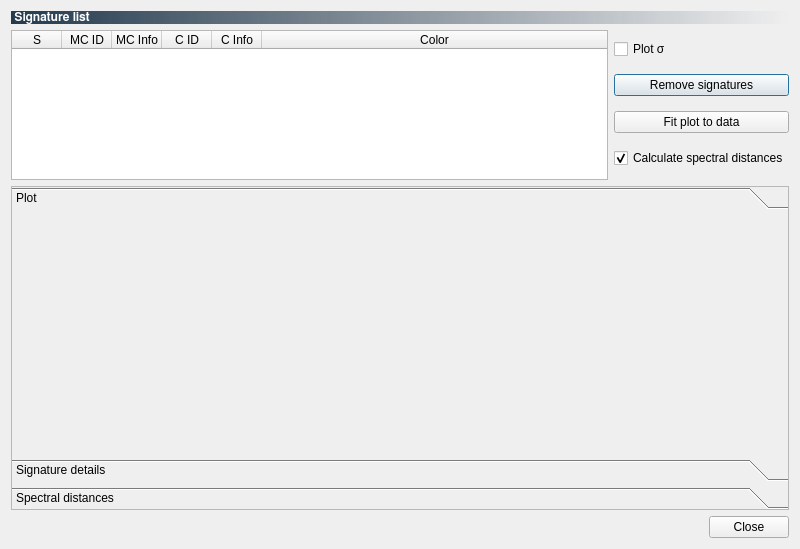
First picture: the form in ui/ui_semiautomaticclassificationplugin_signature_plot.ui, repository semiautomaticgit/SemiAutomaticClassificationPlugin, before the edit.
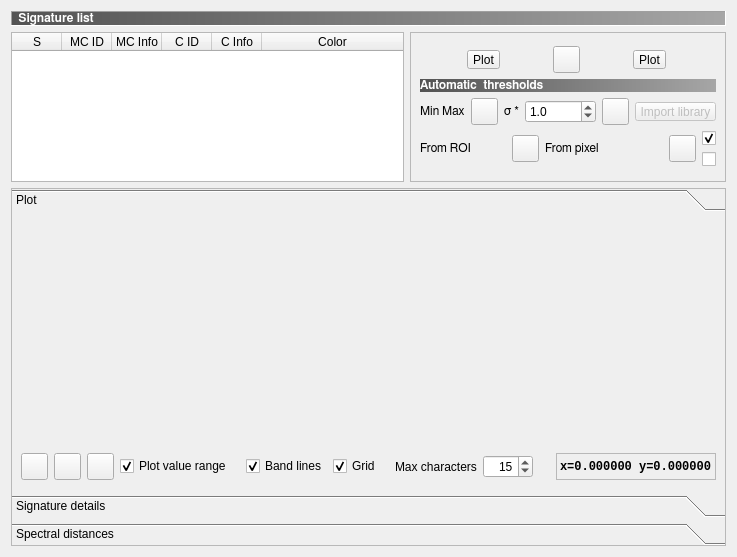
Second picture: the form after the edit. Icons and pictures are not drawn. Custom widgets are drawn as their Qt base class.

Patch:
```diff
--- a/ui/ui_semiautomaticclassificationplugin_signature_plot.ui
+++ b/ui/ui_semiautomaticclassificationplugin_signature_plot.ui
@@ -6,8 +6,8 @@
    <rect>
     <x>0</x>
     <y>0</y>
-    <width>800</width>
-    <height>549</height>
+    <width>737</width>
+    <height>557</height>
    </rect>
   </property>
   <property name="sizePolicy">
@@ -23,153 +23,553 @@
    <iconset resource="resources.qrc">
     <normaloff>:/plugins/semiautomaticclassificationplugin/semiautomaticclassificationplugin.png</normaloff>:/plugins/semiautomaticclassificationplugin/semiautomaticclassificationplugin.png</iconset>
   </property>
-  <layout class="QGridLayout" name="gridLayout_7">
+  <layout class="QGridLayout" name="gridLayout_21">
    <item row="0" column="0">
-    <layout class="QGridLayout" name="gridLayout_4">
-     <item row="0" column="0">
-      <widget class="QLabel" name="label_25">
-       <property name="font">
-        <font>
-         <family>FreeSans</family>
-         <weight>75</weight>
-         <bold>true</bold>
-        </font>
-       </property>
-       <property name="styleSheet">
-        <string notr="true">background-color : qlineargradient(spread:pad, x1:0, y1:0, x2:1, y2:0, stop:0 #243a4e, stop:1 rgba(0, 0, 0, 0)); color : white</string>
-       </property>
-       <property name="frameShape">
-        <enum>QFrame::NoFrame</enum>
-       </property>
-       <property name="frameShadow">
-        <enum>QFrame::Sunken</enum>
-       </property>
-       <property name="text">
-        <string> Signature list</string>
-       </property>
-       <property name="alignment">
-        <set>Qt::AlignLeading|Qt::AlignLeft|Qt::AlignVCenter</set>
-       </property>
-      </widget>
+    <layout class="QGridLayout" name="gridLayout_5">
+     <item row="1" column="0">
+      <layout class="QGridLayout" name="gridLayout_16">
+       <item row="1" column="0" colspan="2">
+        <layout class="QGridLayout" name="gridLayout_2">
+         <item row="0" column="0">
+          <widget class="QTableWidget" name="signature_list_plot_tableWidget">
+           <property name="sizePolicy">
+            <sizepolicy hsizetype="Expanding" vsizetype="Minimum">
+             <horstretch>0</horstretch>
+             <verstretch>0</verstretch>
+            </sizepolicy>
+           </property>
+           <property name="minimumSize">
+            <size>
+             <width>0</width>
+             <height>100</height>
+            </size>
+           </property>
+           <property name="maximumSize">
+            <size>
+             <width>16777215</width>
+             <height>150</height>
+            </size>
+           </property>
+           <property name="editTriggers">
+            <set>QAbstractItemView::SelectedClicked</set>
+           </property>
+           <property name="sortingEnabled">
+            <bool>true</bool>
+           </property>
+           <attribute name="horizontalHeaderDefaultSectionSize">
+            <number>50</number>
+           </attribute>
+           <attribute name="horizontalHeaderStretchLastSection">
+            <bool>true</bool>
+           </attribute>
+           <attribute name="verticalHeaderDefaultSectionSize">
+            <number>20</number>
+           </attribute>
+           <column>
+            <property name="text">
+             <string>S</string>
+            </property>
+           </column>
+           <column>
+            <property name="text">
+             <string>MC ID</string>
+            </property>
+           </column>
+           <column>
+            <property name="text">
+             <string>MC Info</string>
+            </property>
+           </column>
+           <column>
+            <property name="text">
+             <string>C ID</string>
+            </property>
+           </column>
+           <column>
+            <property name="text">
+             <string>C Info</string>
+            </property>
+           </column>
+           <column>
+            <property name="text">
+             <string>Color</string>
+            </property>
+           </column>
+          </widget>
+         </item>
+        </layout>
+       </item>
+       <item row="1" column="2">
+        <widget class="QFrame" name="frame">
+         <property name="sizePolicy">
+          <sizepolicy hsizetype="Maximum" vsizetype="Preferred">
+           <horstretch>0</horstretch>
+           <verstretch>0</verstretch>
+          </sizepolicy>
+         </property>
+         <property name="frameShape">
+          <enum>QFrame::StyledPanel</enum>
+         </property>
+         <property name="frameShadow">
+          <enum>QFrame::Raised</enum>
+         </property>
+         <layout class="QGridLayout" name="gridLayout_18">
+          <item row="0" column="0">
+           <layout class="QGridLayout" name="gridLayout_140">
+            <item row="2" column="0" colspan="2">
+             <layout class="QGridLayout" name="gridLayout_17">
+              <item row="0" column="2">
+               <widget class="QToolButton" name="LCS_pointerButton_2">
+                <property name="toolTip">
+                 <string>&lt;html&gt;&lt;head/&gt;&lt;body&gt;&lt;p&gt;Activate pointer for setting thresholds from pixel&lt;/p&gt;&lt;/body&gt;&lt;/html&gt;</string>
+                </property>
+                <property name="styleSheet">
+                 <string notr="true">margin: 0px;padding: 0px;</string>
+                </property>
+                <property name="icon">
+                 <iconset resource="resources.qrc">
+                  <normaloff>:/plugins/semiautomaticclassificationplugin/icons/semiautomaticclassificationplugin_LCS_threshold_set_tool.png</normaloff>:/plugins/semiautomaticclassificationplugin/icons/semiautomaticclassificationplugin_LCS_threshold_set_tool.png</iconset>
+                </property>
+                <property name="iconSize">
+                 <size>
+                  <width>22</width>
+                  <height>22</height>
+                 </size>
+                </property>
+               </widget>
+              </item>
+              <item row="0" column="1">
+               <widget class="QLabel" name="label_90">
+                <property name="sizePolicy">
+                 <sizepolicy hsizetype="Preferred" vsizetype="Maximum">
+                  <horstretch>0</horstretch>
+                  <verstretch>0</verstretch>
+                 </sizepolicy>
+                </property>
+                <property name="font">
+                 <font>
+                  <family>FreeSans</family>
+                  <weight>50</weight>
+                  <bold>false</bold>
+                 </font>
+                </property>
+                <property name="frameShadow">
+                 <enum>QFrame::Sunken</enum>
+                </property>
+                <property name="text">
+                 <string>From pixel</string>
+                </property>
+                <property name="alignment">
+                 <set>Qt::AlignLeading|Qt::AlignLeft|Qt::AlignVCenter</set>
+                </property>
+               </widget>
+              </item>
+              <item row="0" column="3">
+               <layout class="QGridLayout" name="gridLayout_144">
+                <item row="1" column="0">
+                 <widget class="QCheckBox" name="LCS_cut_checkBox_2">
+                  <property name="sizePolicy">
+                   <sizepolicy hsizetype="Maximum" vsizetype="Fixed">
+                    <horstretch>0</horstretch>
+                    <verstretch>0</verstretch>
+                   </sizepolicy>
+                  </property>
+                  <property name="toolTip">
+                   <string>&lt;html&gt;&lt;head/&gt;&lt;body&gt;&lt;p&gt;If checked, signature threshold is reduced to exclude pixel signature&lt;/p&gt;&lt;/body&gt;&lt;/html&gt;</string>
+                  </property>
+                  <property name="text">
+                   <string/>
+                  </property>
+                  <property name="icon">
+                   <iconset resource="resources.qrc">
+                    <normaloff>:/plugins/semiautomaticclassificationplugin/icons/semiautomaticclassificationplugin_minus.png</normaloff>:/plugins/semiautomaticclassificationplugin/icons/semiautomaticclassificationplugin_minus.png</iconset>
+                  </property>
+                 </widget>
+                </item>
+                <item row="0" column="0">
+                 <widget class="QCheckBox" name="LCS_include_checkBox_2">
+                  <property name="sizePolicy">
+                   <sizepolicy hsizetype="Maximum" vsizetype="Fixed">
+                    <horstretch>0</horstretch>
+                    <verstretch>0</verstretch>
+                   </sizepolicy>
+                  </property>
+                  <property name="toolTip">
+                   <string>&lt;html&gt;&lt;head/&gt;&lt;body&gt;&lt;p&gt;If checked, signature threshold is extended to include pixel signature&lt;/p&gt;&lt;/body&gt;&lt;/html&gt;</string>
+                  </property>
+                  <property name="text">
+                   <string/>
+                  </property>
+                  <property name="icon">
+                   <iconset resource="resources.qrc">
+                    <normaloff>:/plugins/semiautomaticclassificationplugin/icons/semiautomaticclassificationplugin_plus.png</normaloff>:/plugins/semiautomaticclassificationplugin/icons/semiautomaticclassificationplugin_plus.png</iconset>
+                  </property>
+                  <property name="checked">
+                   <bool>true</bool>
+                  </property>
+                 </widget>
+                </item>
+               </layout>
+              </item>
+              <item row="0" column="0">
+               <layout class="QGridLayout" name="gridLayout_19">
+                <item row="0" column="0">
+                 <widget class="QLabel" name="label_91">
+                  <property name="sizePolicy">
+                   <sizepolicy hsizetype="Preferred" vsizetype="Maximum">
+                    <horstretch>0</horstretch>
+                    <verstretch>0</verstretch>
+                   </sizepolicy>
+                  </property>
+                  <property name="font">
+                   <font>
+                    <family>FreeSans</family>
+                    <weight>50</weight>
+                    <bold>false</bold>
+                   </font>
+                  </property>
+                  <property name="frameShadow">
+                   <enum>QFrame::Sunken</enum>
+                  </property>
+                  <property name="text">
+                   <string>From ROI</string>
+                  </property>
+                  <property name="alignment">
+                   <set>Qt::AlignLeading|Qt::AlignLeft|Qt::AlignVCenter</set>
+                  </property>
+                 </widget>
+                </item>
+                <item row="0" column="1">
+                 <widget class="QToolButton" name="LCS_ROI_button_2">
+                  <property name="toolTip">
+                   <string>&lt;html&gt;&lt;head/&gt;&lt;body&gt;&lt;p&gt;Set thresholds from temporary ROI&lt;/p&gt;&lt;/body&gt;&lt;/html&gt;</string>
+                  </property>
+                  <property name="styleSheet">
+                   <string notr="true">margin: 0px;padding: 0px;</string>
+                  </property>
+                  <property name="icon">
+                   <iconset resource="resources.qrc">
+                    <normaloff>:/plugins/semiautomaticclassificationplugin/icons/semiautomaticclassificationplugin_LCS_threshold_ROI_tool.png</normaloff>:/plugins/semiautomaticclassificationplugin/icons/semiautomaticclassificationplugin_LCS_threshold_ROI_tool.png</iconset>
+                  </property>
+                  <property name="iconSize">
+                   <size>
+                    <width>22</width>
+                    <height>22</height>
+                   </size>
+                  </property>
+                 </widget>
+                </item>
+               </layout>
+              </item>
+             </layout>
+            </item>
+            <item row="1" column="0" colspan="2">
+             <layout class="QGridLayout" name="gridLayout_14">
+              <item row="0" column="0" colspan="3">
+               <widget class="QLabel" name="label_26">
+                <property name="sizePolicy">
+                 <sizepolicy hsizetype="Preferred" vsizetype="Maximum">
+                  <horstretch>0</horstretch>
+                  <verstretch>0</verstretch>
+                 </sizepolicy>
+                </property>
+                <property name="font">
+                 <font>
+                  <family>FreeSans</family>
+                  <weight>75</weight>
+                  <bold>true</bold>
+                 </font>
+                </property>
+                <property name="styleSheet">
+                 <string notr="true">background-color : qlineargradient(spread:pad, x1:0, y1:0, x2:1, y2:0, stop:0 #535353, stop:1 #a6a6a6); color : white</string>
+                </property>
+                <property name="frameShape">
+                 <enum>QFrame::NoFrame</enum>
+                </property>
+                <property name="frameShadow">
+                 <enum>QFrame::Sunken</enum>
+                </property>
+                <property name="text">
+                 <string>Automatic  thresholds</string>
+                </property>
+                <property name="alignment">
+                 <set>Qt::AlignLeading|Qt::AlignLeft|Qt::AlignVCenter</set>
+                </property>
+               </widget>
+              </item>
+              <item row="1" column="0" colspan="3">
+               <layout class="QHBoxLayout" name="horizontalLayout_2">
+                <item>
+                 <layout class="QGridLayout" name="gridLayout_20">
+                  <item row="0" column="1">
+                   <widget class="QToolButton" name="set_min_max_Button">
+                    <property name="toolTip">
+                     <string>&lt;html&gt;&lt;head/&gt;&lt;body&gt;&lt;p&gt;Set automatic threshold Min Max&lt;/p&gt;&lt;/body&gt;&lt;/html&gt;</string>
+                    </property>
+                    <property name="styleSheet">
+                     <string notr="true">margin: 0px;padding: 0px;</string>
+                    </property>
+                    <property name="icon">
+                     <iconset resource="resources.qrc">
+                      <normaloff>:/plugins/semiautomaticclassificationplugin/icons/semiautomaticclassificationplugin_enter.png</normaloff>:/plugins/semiautomaticclassificationplugin/icons/semiautomaticclassificationplugin_enter.png</iconset>
+                    </property>
+                    <property name="iconSize">
+                     <size>
+                      <width>22</width>
+                      <height>22</height>
+                     </size>
+                    </property>
+                   </widget>
+                  </item>
+                  <item row="0" column="0">
+                   <widget class="QLabel" name="label_102">
+                    <property name="sizePolicy">
+                     <sizepolicy hsizetype="Preferred" vsizetype="Maximum">
+                      <horstretch>0</horstretch>
+                      <verstretch>0</verstretch>
+                     </sizepolicy>
+                    </property>
+                    <property name="font">
+                     <font>
+                      <family>FreeSans</family>
+                      <weight>50</weight>
+                      <bold>false</bold>
+                     </font>
+                    </property>
+                    <property name="frameShadow">
+                     <enum>QFrame::Sunken</enum>
+                    </property>
+                    <property name="text">
+                     <string>Min Max</string>
+                    </property>
+                    <property name="alignment">
+                     <set>Qt::AlignLeading|Qt::AlignLeft|Qt::AlignVCenter</set>
+                    </property>
+                   </widget>
+                  </item>
+                 </layout>
+                </item>
+                <item>
+                 <widget class="QLabel" name="label_101">
+                  <property name="font">
+                   <font>
+                    <family>FreeSans</family>
+                    <weight>50</weight>
+                    <bold>false</bold>
+                   </font>
+                  </property>
+                  <property name="frameShadow">
+                   <enum>QFrame::Sunken</enum>
+                  </property>
+                  <property name="text">
+                   <string>σ *</string>
+                  </property>
+                  <property name="alignment">
+                   <set>Qt::AlignLeading|Qt::AlignLeft|Qt::AlignVCenter</set>
+                  </property>
+                 </widget>
+                </item>
+                <item>
+                 <widget class="QDoubleSpinBox" name="multiplicative_threshold_doubleSpinBox_2">
+                  <property name="sizePolicy">
+                   <sizepolicy hsizetype="MinimumExpanding" vsizetype="Fixed">
+                    <horstretch>0</horstretch>
+                    <verstretch>0</verstretch>
+                   </sizepolicy>
+                  </property>
+                  <property name="toolTip">
+                   <string>&lt;html&gt;&lt;head/&gt;&lt;body&gt;&lt;p&gt;Set a value that will be multiplied by standard deviation&lt;/p&gt;&lt;/body&gt;&lt;/html&gt;</string>
+                  </property>
+                  <property name="decimals">
+                   <number>1</number>
+                  </property>
+                  <property name="maximum">
+                   <double>10000.000000000000000</double>
+                  </property>
+                  <property name="value">
+                   <double>1.000000000000000</double>
+                  </property>
+                 </widget>
+                </item>
+                <item>
+                 <widget class="QToolButton" name="automatic_threshold_pushButton_2">
+                  <property name="toolTip">
+                   <string>&lt;html&gt;&lt;head/&gt;&lt;body&gt;&lt;p&gt;Set automatic threshold σ&lt;/p&gt;&lt;/body&gt;&lt;/html&gt;</string>
+                  </property>
+                  <property name="styleSheet">
+                   <string notr="true">margin: 0px;padding: 0px;</string>
+                  </property>
+                  <property name="icon">
+                   <iconset resource="resources.qrc">
+                    <normaloff>:/plugins/semiautomaticclassificationplugin/icons/semiautomaticclassificationplugin_enter.png</normaloff>:/plugins/semiautomaticclassificationplugin/icons/semiautomaticclassificationplugin_enter.png</iconset>
+                  </property>
+                  <property name="iconSize">
+                   <size>
+                    <width>22</width>
+                    <height>22</height>
+                   </size>
+                  </property>
+                 </widget>
+                </item>
+                <item>
+                 <widget class="QToolButton" name="undo_threshold_Button">
+                  <property name="enabled">
+                   <bool>false</bool>
+                  </property>
+                  <property name="toolTip">
+                   <string>&lt;html&gt;&lt;head/&gt;&lt;body&gt;&lt;p&gt;Undo thresholds&lt;/p&gt;&lt;/body&gt;&lt;/html&gt;</string>
+                  </property>
+                  <property name="styleSheet">
+                   <string notr="true">margin: 0px;padding: 0px;</string>
+                  </property>
+                  <property name="text">
+                   <string>Import library</string>
+                  </property>
+                  <property name="icon">
+                   <iconset resource="resources.qrc">
+                    <normaloff>:/plugins/semiautomaticclassificationplugin/icons/semiautomaticclassificationplugin_undo_lcs_threshold.png</normaloff>:/plugins/semiautomaticclassificationplugin/icons/semiautomaticclassificationplugin_undo_lcs_threshold.png</iconset>
+                  </property>
+                  <property name="iconSize">
+                   <size>
+                    <width>22</width>
+                    <height>22</height>
+                   </size>
+                  </property>
+                 </widget>
+                </item>
+               </layout>
+              </item>
+             </layout>
+            </item>
+            <item row="0" column="0" colspan="2">
+             <layout class="QGridLayout" name="gridLayout_4">
+              <item row="0" column="0">
+               <widget class="QToolButton" name="remove_Signature_Button">
+                <property name="toolTip">
+                 <string>&lt;html&gt;&lt;head/&gt;&lt;body&gt;&lt;p &gt;Delete row&lt;/p&gt;&lt;/body&gt;&lt;/html&gt;</string>
+                </property>
+                <property name="styleSheet">
+                 <string notr="true">margin: 0px;padding: 0px;</string>
+                </property>
+                <property name="text">
+                 <string>Plot</string>
+                </property>
+                <property name="icon">
+                 <iconset resource="resources.qrc">
+                  <normaloff>:/plugins/semiautomaticclassificationplugin/icons/semiautomaticclassificationplugin_remove.png</normaloff>:/plugins/semiautomaticclassificationplugin/icons/semiautomaticclassificationplugin_remove.png</iconset>
+                </property>
+                <property name="iconSize">
+                 <size>
+                  <width>22</width>
+                  <height>22</height>
+                 </size>
+                </property>
+               </widget>
+              </item>
+              <item row="0" column="1">
+               <widget class="QToolButton" name="add_signature_list_pushButton">
+                <property name="toolTip">
+                 <string>&lt;html&gt;&lt;head/&gt;&lt;body&gt;&lt;p&gt;Add highlighted spectral signatures to signature list&lt;/p&gt;&lt;/body&gt;&lt;/html&gt;</string>
+                </property>
+                <property name="styleSheet">
+                 <string notr="true">margin: 0px;padding: 0px;</string>
+                </property>
+                <property name="text">
+                 <string/>
+                </property>
+                <property name="icon">
+                 <iconset resource="resources.qrc">
+                  <normaloff>:/plugins/semiautomaticclassificationplugin/icons/semiautomaticclassificationplugin_save_plot.png</normaloff>:/plugins/semiautomaticclassificationplugin/icons/semiautomaticclassificationplugin_save_plot.png</iconset>
+                </property>
+                <property name="iconSize">
+                 <size>
+                  <width>22</width>
+                  <height>22</height>
+                 </size>
+                </property>
+               </widget>
+              </item>
+              <item row="0" column="2">
+               <widget class="QToolButton" name="calculate_spectral_distance_Button">
+                <property name="toolTip">
+                 <string>&lt;html&gt;&lt;head/&gt;&lt;body&gt;&lt;p&gt;Calculate spectral distances&lt;/p&gt;&lt;/body&gt;&lt;/html&gt;</string>
+                </property>
+                <property name="styleSheet">
+                 <string notr="true">margin: 0px;padding: 0px;</string>
+                </property>
+                <property name="text">
+                 <string>Plot</string>
+                </property>
+                <property name="icon">
+                 <iconset resource="resources.qrc">
+                  <normaloff>:/plugins/semiautomaticclassificationplugin/icons/semiautomaticclassificationplugin_calculate_spectral_distances.png</normaloff>:/plugins/semiautomaticclassificationplugin/icons/semiautomaticclassificationplugin_calculate_spectral_distances.png</iconset>
+                </property>
+                <property name="iconSize">
+                 <size>
+                  <width>22</width>
+                  <height>22</height>
+                 </size>
+                </property>
+               </widget>
+              </item>
+             </layout>
+            </item>
+           </layout>
+          </item>
+         </layout>
+         <zorder></zorder>
+        </widget>
+       </item>
+       <item row="0" column="0" colspan="3">
+        <layout class="QGridLayout" name="gridLayout_15">
+         <item row="0" column="0">
+          <widget class="QLabel" name="label_25">
+           <property name="font">
+            <font>
+             <family>FreeSans</family>
+             <weight>75</weight>
+             <bold>true</bold>
+            </font>
+           </property>
+           <property name="styleSheet">
+            <string notr="true">background-color : qlineargradient(spread:pad, x1:0, y1:0, x2:1, y2:0, stop:0 #535353, stop:1 #a6a6a6); color : white</string>
+           </property>
+           <property name="frameShape">
+            <enum>QFrame::Panel</enum>
+           </property>
+           <property name="frameShadow">
+            <enum>QFrame::Sunken</enum>
+           </property>
+           <property name="text">
+            <string> Signature list</string>
+           </property>
+           <property name="alignment">
+            <set>Qt::AlignLeading|Qt::AlignLeft|Qt::AlignVCenter</set>
+           </property>
+          </widget>
+         </item>
+        </layout>
+       </item>
+      </layout>
      </item>
     </layout>
    </item>
    <item row="1" column="0">
-    <layout class="QGridLayout" name="gridLayout_2">
+    <layout class="QGridLayout" name="gridLayout_6">
      <item row="0" column="0">
-      <widget class="QTableWidget" name="signature_list_plot_tableWidget">
+      <widget class="QToolBox" name="toolBox">
        <property name="sizePolicy">
-        <sizepolicy hsizetype="Expanding" vsizetype="Fixed">
+        <sizepolicy hsizetype="Minimum" vsizetype="Expanding">
          <horstretch>0</horstretch>
          <verstretch>0</verstretch>
         </sizepolicy>
        </property>
-       <property name="maximumSize">
+       <property name="minimumSize">
         <size>
-         <width>16777215</width>
-         <height>150</height>
+         <width>0</width>
+         <height>300</height>
         </size>
        </property>
-       <property name="editTriggers">
-        <set>QAbstractItemView::SelectedClicked</set>
-       </property>
-       <property name="sortingEnabled">
-        <bool>true</bool>
-       </property>
-       <attribute name="horizontalHeaderDefaultSectionSize">
-        <number>50</number>
-       </attribute>
-       <attribute name="horizontalHeaderStretchLastSection">
-        <bool>true</bool>
-       </attribute>
-       <attribute name="verticalHeaderDefaultSectionSize">
-        <number>20</number>
-       </attribute>
-       <column>
-        <property name="text">
-         <string>S</string>
-        </property>
-       </column>
-       <column>
-        <property name="text">
-         <string>MC ID</string>
-        </property>
-       </column>
-       <column>
-        <property name="text">
-         <string>MC Info</string>
-        </property>
-       </column>
-       <column>
-        <property name="text">
-         <string>C ID</string>
-        </property>
-       </column>
-       <column>
-        <property name="text">
-         <string>C Info</string>
-        </property>
-       </column>
-       <column>
-        <property name="text">
-         <string>Color</string>
-        </property>
-       </column>
-      </widget>
-     </item>
-     <item row="0" column="1">
-      <layout class="QGridLayout" name="gridLayout_5">
-       <item row="0" column="0">
-        <widget class="QCheckBox" name="sigma_checkBox">
-         <property name="toolTip">
-          <string>&lt;html&gt;&lt;head/&gt;&lt;body&gt;&lt;p&gt;Plot standard deviation for each signature&lt;/p&gt;&lt;/body&gt;&lt;/html&gt;</string>
-         </property>
-         <property name="text">
-          <string>Plot σ</string>
-         </property>
-        </widget>
-       </item>
-       <item row="1" column="0">
-        <widget class="QPushButton" name="remove_Signature_Button">
-         <property name="toolTip">
-          <string>&lt;html&gt;&lt;head/&gt;&lt;body&gt;&lt;p&gt;Remove highlighted signatures from list&lt;/p&gt;&lt;/body&gt;&lt;/html&gt;</string>
-         </property>
-         <property name="text">
-          <string>Remove signatures</string>
-         </property>
-        </widget>
-       </item>
-       <item row="2" column="0">
-        <widget class="QPushButton" name="fitToAxes_pushButton">
-         <property name="toolTip">
-          <string>&lt;html&gt;&lt;head/&gt;&lt;body&gt;&lt;p&gt;Automatically fit the plot to data&lt;/p&gt;&lt;/body&gt;&lt;/html&gt;</string>
-         </property>
-         <property name="text">
-          <string>Fit plot to data</string>
-         </property>
-        </widget>
-       </item>
-       <item row="3" column="0">
-        <widget class="QCheckBox" name="distances_checkBox">
-         <property name="toolTip">
-          <string>&lt;html&gt;&lt;head/&gt;&lt;body&gt;&lt;p&gt;Calculate spectral distances between signatures (Jeffries-Matusita distance, Euclidean distance, Spectral angle, etc.)&lt;/p&gt;&lt;/body&gt;&lt;/html&gt;</string>
-         </property>
-         <property name="text">
-          <string>Calculate spectral distances</string>
-         </property>
-         <property name="checked">
-          <bool>true</bool>
-         </property>
-        </widget>
-       </item>
-      </layout>
-     </item>
-    </layout>
-   </item>
-   <item row="2" column="0">
-    <layout class="QGridLayout" name="gridLayout_6">
-     <item row="0" column="0">
-      <widget class="QToolBox" name="toolBox">
        <property name="frameShape">
         <enum>QFrame::StyledPanel</enum>
        </property>
@@ -184,8 +584,8 @@
          <rect>
           <x>0</x>
           <y>0</y>
-          <width>780</width>
-          <height>241</height>
+          <width>717</width>
+          <height>271</height>
          </rect>
         </property>
         <attribute name="label">
@@ -206,6 +606,250 @@
            </item>
           </layout>
          </item>
+         <item row="1" column="0">
+          <layout class="QGridLayout" name="gridLayout_7">
+           <item row="0" column="5">
+            <widget class="QCheckBox" name="band_lines_checkBox">
+             <property name="sizePolicy">
+              <sizepolicy hsizetype="Maximum" vsizetype="Fixed">
+               <horstretch>0</horstretch>
+               <verstretch>0</verstretch>
+              </sizepolicy>
+             </property>
+             <property name="toolTip">
+              <string>&lt;html&gt;&lt;head/&gt;&lt;body&gt;&lt;p&gt;Plot the value range (standard deviation or defined minimum and maximum) for each signature&lt;/p&gt;&lt;/body&gt;&lt;/html&gt;</string>
+             </property>
+             <property name="text">
+              <string>Band lines</string>
+             </property>
+             <property name="checked">
+              <bool>true</bool>
+             </property>
+            </widget>
+           </item>
+           <item row="0" column="7">
+            <spacer name="horizontalSpacer_4">
+             <property name="orientation">
+              <enum>Qt::Horizontal</enum>
+             </property>
+             <property name="sizeHint" stdset="0">
+              <size>
+               <width>40</width>
+               <height>20</height>
+              </size>
+             </property>
+            </spacer>
+           </item>
+           <item row="0" column="8">
+            <widget class="QLabel" name="label_8">
+             <property name="frameShadow">
+              <enum>QFrame::Sunken</enum>
+             </property>
+             <property name="text">
+              <string>Max characters</string>
+             </property>
+            </widget>
+           </item>
+           <item row="0" column="9">
+            <widget class="QSpinBox" name="plot_text_spinBox">
+             <property name="minimumSize">
+              <size>
+               <width>50</width>
+               <height>0</height>
+              </size>
+             </property>
+             <property name="maximumSize">
+              <size>
+               <width>100</width>
+               <height>16777215</height>
+              </size>
+             </property>
+             <property name="toolTip">
+              <string>&lt;html&gt;&lt;head/&gt;&lt;body&gt;&lt;p align=&quot;justify&quot;&gt;Text lenght of names in the spectral plot legend&lt;/p&gt;&lt;/body&gt;&lt;/html&gt;</string>
+             </property>
+             <property name="alignment">
+              <set>Qt::AlignRight|Qt::AlignTrailing|Qt::AlignVCenter</set>
+             </property>
+             <property name="minimum">
+              <number>1</number>
+             </property>
+             <property name="maximum">
+              <number>100</number>
+             </property>
+             <property name="value">
+              <number>15</number>
+             </property>
+            </widget>
+           </item>
+           <item row="0" column="11">
+            <layout class="QGridLayout" name="gridLayout_13">
+             <item row="0" column="1">
+              <widget class="QLabel" name="value_label">
+               <property name="font">
+                <font>
+                 <family>Liberation Mono</family>
+                 <weight>75</weight>
+                 <bold>true</bold>
+                </font>
+               </property>
+               <property name="frameShape">
+                <enum>QFrame::StyledPanel</enum>
+               </property>
+               <property name="frameShadow">
+                <enum>QFrame::Sunken</enum>
+               </property>
+               <property name="text">
+                <string>x=0.000000 y=0.000000</string>
+               </property>
+              </widget>
+             </item>
+             <item row="0" column="0">
+              <spacer name="horizontalSpacer">
+               <property name="orientation">
+                <enum>Qt::Horizontal</enum>
+               </property>
+               <property name="sizeHint" stdset="0">
+                <size>
+                 <width>40</width>
+                 <height>20</height>
+                </size>
+               </property>
+              </spacer>
+             </item>
+            </layout>
+           </item>
+           <item row="0" column="2">
+            <widget class="QToolButton" name="value_range_pushButton">
+             <property name="toolTip">
+              <string>&lt;html&gt;&lt;head/&gt;&lt;body&gt;&lt;p&gt;Change value range interactively in the plot&lt;/p&gt;&lt;/body&gt;&lt;/html&gt;</string>
+             </property>
+             <property name="styleSheet">
+              <string notr="true">margin: 0px;padding: 0px;</string>
+             </property>
+             <property name="icon">
+              <iconset resource="resources.qrc">
+               <normaloff>:/plugins/semiautomaticclassificationplugin/icons/semiautomaticclassificationplugin_sign_edit_range.png</normaloff>:/plugins/semiautomaticclassificationplugin/icons/semiautomaticclassificationplugin_sign_edit_range.png</iconset>
+             </property>
+             <property name="iconSize">
+              <size>
+               <width>22</width>
+               <height>22</height>
+              </size>
+             </property>
+            </widget>
+           </item>
+           <item row="0" column="0">
+            <widget class="QToolButton" name="fitToAxes_pushButton">
+             <property name="toolTip">
+              <string>&lt;html&gt;&lt;head/&gt;&lt;body&gt;&lt;p&gt;Automatically fit the plot to data&lt;/p&gt;&lt;/body&gt;&lt;/html&gt;</string>
+             </property>
+             <property name="styleSheet">
+              <string notr="true">margin: 0px;padding: 0px;</string>
+             </property>
+             <property name="text">
+              <string/>
+             </property>
+             <property name="icon">
+              <iconset resource="resources.qrc">
+               <normaloff>:/plugins/semiautomaticclassificationplugin/icons/semiautomaticclassificationplugin_fit_plot.png</normaloff>:/plugins/semiautomaticclassificationplugin/icons/semiautomaticclassificationplugin_fit_plot.png</iconset>
+             </property>
+             <property name="iconSize">
+              <size>
+               <width>22</width>
+               <height>22</height>
+              </size>
+             </property>
+            </widget>
+           </item>
+           <item row="0" column="1">
+            <widget class="QToolButton" name="save_plot_pushButton">
+             <property name="toolTip">
+              <string>&lt;html&gt;&lt;head/&gt;&lt;body&gt;&lt;p&gt;Save the plot to file (jpg, png, pdf)&lt;/p&gt;&lt;/body&gt;&lt;/html&gt;</string>
+             </property>
+             <property name="styleSheet">
+              <string notr="true">margin: 0px;padding: 0px;</string>
+             </property>
+             <property name="text">
+              <string/>
+             </property>
+             <property name="icon">
+              <iconset resource="resources.qrc">
+               <normaloff>:/plugins/semiautomaticclassificationplugin/icons/semiautomaticclassificationplugin_save_plot_image.png</normaloff>:/plugins/semiautomaticclassificationplugin/icons/semiautomaticclassificationplugin_save_plot_image.png</iconset>
+             </property>
+             <property name="iconSize">
+              <size>
+               <width>22</width>
+               <height>22</height>
+              </size>
+             </property>
+            </widget>
+           </item>
+           <item row="0" column="4">
+            <spacer name="horizontalSpacer_3">
+             <property name="orientation">
+              <enum>Qt::Horizontal</enum>
+             </property>
+             <property name="sizeHint" stdset="0">
+              <size>
+               <width>40</width>
+               <height>20</height>
+              </size>
+             </property>
+            </spacer>
+           </item>
+           <item row="0" column="3">
+            <widget class="QCheckBox" name="sigma_checkBox">
+             <property name="sizePolicy">
+              <sizepolicy hsizetype="Maximum" vsizetype="Fixed">
+               <horstretch>0</horstretch>
+               <verstretch>0</verstretch>
+              </sizepolicy>
+             </property>
+             <property name="toolTip">
+              <string>&lt;html&gt;&lt;head/&gt;&lt;body&gt;&lt;p&gt;Plot the value range (standard deviation or defined minimum and maximum) for each signature&lt;/p&gt;&lt;/body&gt;&lt;/html&gt;</string>
+             </property>
+             <property name="text">
+              <string>Plot value range</string>
+             </property>
+             <property name="checked">
+              <bool>true</bool>
+             </property>
+            </widget>
+           </item>
+           <item row="0" column="10">
+            <spacer name="horizontalSpacer_2">
+             <property name="orientation">
+              <enum>Qt::Horizontal</enum>
+             </property>
+             <property name="sizeHint" stdset="0">
+              <size>
+               <width>40</width>
+               <height>20</height>
+              </size>
+             </property>
+            </spacer>
+           </item>
+           <item row="0" column="6">
+            <widget class="QCheckBox" name="grid_checkBox">
+             <property name="sizePolicy">
+              <sizepolicy hsizetype="Maximum" vsizetype="Fixed">
+               <horstretch>0</horstretch>
+               <verstretch>0</verstretch>
+              </sizepolicy>
+             </property>
+             <property name="toolTip">
+              <string>&lt;html&gt;&lt;head/&gt;&lt;body&gt;&lt;p&gt;Plot the value range (standard deviation or defined minimum and maximum) for each signature&lt;/p&gt;&lt;/body&gt;&lt;/html&gt;</string>
+             </property>
+             <property name="text">
+              <string>Grid</string>
+             </property>
+             <property name="checked">
+              <bool>true</bool>
+             </property>
+            </widget>
+           </item>
+          </layout>
+         </item>
         </layout>
        </widget>
        <widget class="QWidget" name="page_2">
@@ -256,19 +900,8 @@
      </item>
     </layout>
    </item>
-   <item row="3" column="0">
-    <layout class="QGridLayout" name="gridLayout">
-     <item row="0" column="0">
-      <widget class="QDialogButtonBox" name="OK_welcome_buttonBox">
-       <property name="orientation">
-        <enum>Qt::Horizontal</enum>
-       </property>
-       <property name="standardButtons">
-        <set>QDialogButtonBox::Close</set>
-       </property>
-      </widget>
-     </item>
-    </layout>
+   <item row="2" column="0">
+    <layout class="QGridLayout" name="gridLayout"/>
    </item>
   </layout>
  </widget>
```
Left out of the diff: 48 changed lines with no effect on the pictures.
